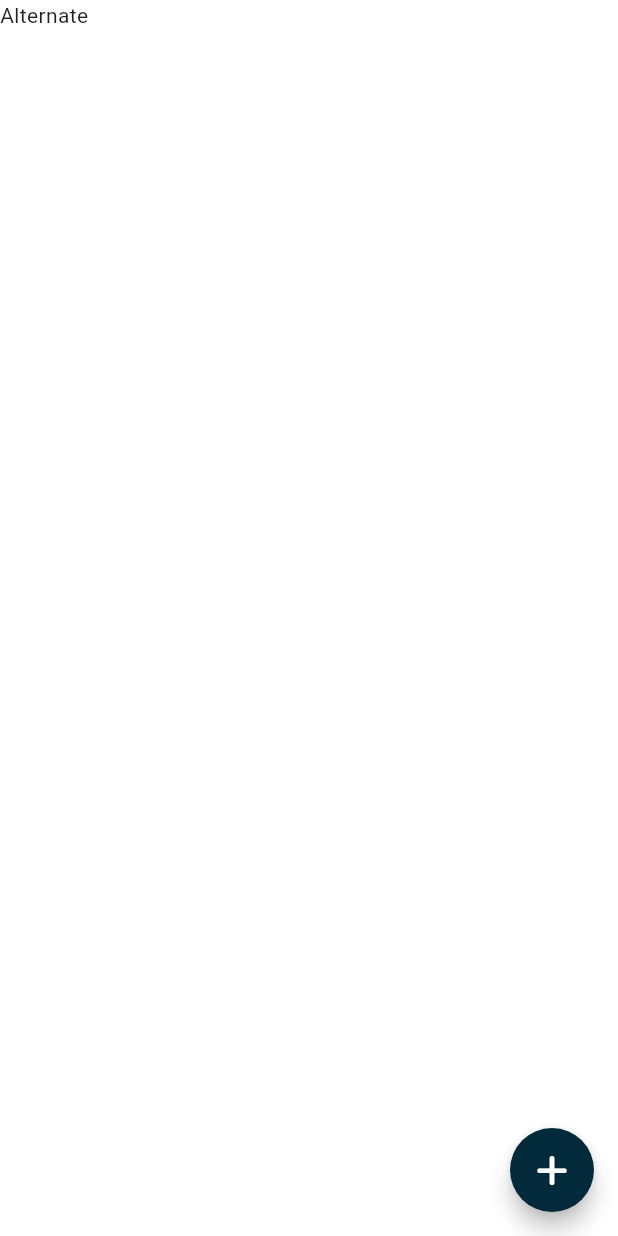
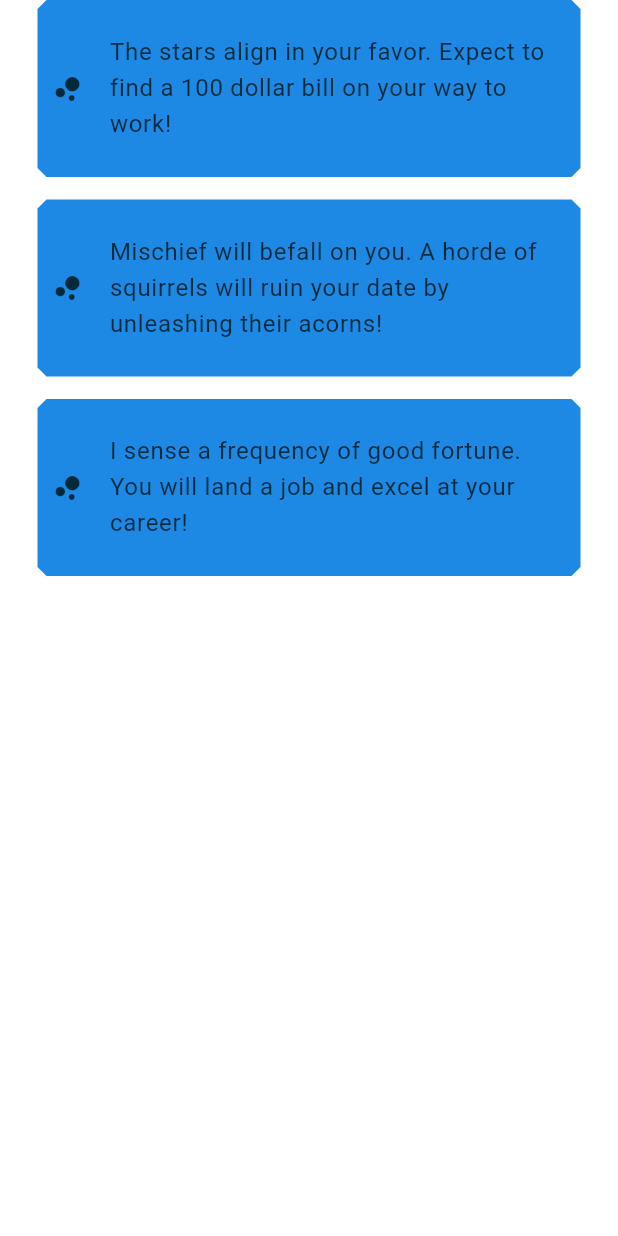
Before and after one commit to leoQuin3/flutter-fortune-teller, a Flutter app: the ScreenAlternate screen opened by its route, on a phone screen of 412 x 824 dp. Run offline on Flutter 3.47's test engine with Material 3 defaults, Android fonts, the phone set to English and light mode, and no system bars; our stand-ins replace cloud_firestore, firebase_auth, firebase_core, firebase_storage, flutter_riverpod, flutter_secure_storage and 8 more; accounts and stored records are empty; generated files the repository leaves out were written again.

Commit message:
Added fortune and fortune_list_item dart files. Repurposed screen_alternate to show list of fortunes.

```diff
--- a/lib/main.dart
+++ b/lib/main.dart
@@ -126,7 +126,6 @@ class _MyAppState extends State<MyApp> {
         builder: (BuildContext context, GoRouterState state) => ScreenHome(),
       ),
       // Saved Fortunes
-      // TODO: Create Saved Fortunes screen and put them here.
       GoRoute(
         path: ScreenAlternate.routeName,
         builder: (BuildContext context, GoRouterState state) =>
--- /dev/null
+++ b/lib/models/fortune.dart
@@ -0,0 +1,10 @@
+// ************************************
+// Data model for an individual fortune
+// ************************************
+enum FortuneType {GOOD_LUCK, BAD_LUCK}
+
+class Fortune {
+  const Fortune({required this.text, required this.type});
+  final String text;
+  final FortuneType type;
+}
--- a/lib/screens/general/screen_alternate.dart
+++ b/lib/screens/general/screen_alternate.dart
@@ -21,9 +21,13 @@ import 'package:flutter/material.dart';
 // App relative file imports
 import '../../util/message_display/snackbar.dart';
 
-//////////////////////////////////////////////////////////////////////////
-// StateFUL widget which manages state. Simply initializes the state object.
-//////////////////////////////////////////////////////////////////////////
+// Custom file imports
+import 'package:csc322_starter_app/models/fortune.dart';
+import 'package:csc322_starter_app/widgets/general/fortune_list_item.dart';
+
+// ***************************************************
+// Show list of all fortunes saved
+// ***************************************************
 class ScreenAlternate extends ConsumerStatefulWidget {
   static const routeName = '/alternative';
 
@@ -66,16 +70,52 @@ class _ScreenAlternateState extends ConsumerState<ScreenAlternate> {
   //////////////////////////////////////////////////////////////////////////
   @override
   Widget build(BuildContext context) {
-    // Return the scaffold
+    //DEBUG: Test list. Replace with list with Fortune objects pulled from database
+    var fortuneList = [
+      Fortune(
+        text:
+            'The stars align in your favor. Expect to find a 100 dollar bill on your way to work!',
+        type: FortuneType.GOOD_LUCK,
+      ),
+      Fortune(
+        text:
+            'Mischief will befall on you. A horde of squirrels will ruin your date by unleashing their acorns!',
+        type: FortuneType.BAD_LUCK,
+      ),
+      Fortune(
+        text:
+            'I sense a frequency of good fortune. You will land a job and excel at your career!',
+        type: FortuneType.BAD_LUCK,
+      ),
+    ];
+
     return Scaffold(
-      floatingActionButton: FloatingActionButton(
-        shape: ShapeBorder.lerp(CircleBorder(), StadiumBorder(), 0.5),
-        onPressed: () => Snackbar.show(
-            SnackbarDisplayType.SB_INFO, 'You clicked the floating button on the alternate screen!', context),
-        splashColor: Theme.of(context).primaryColor,
-        child: Icon(FontAwesomeIcons.plus),
+      // TODO: Remove action button
+      // floatingActionButton: FloatingActionButton(
+      //   shape: ShapeBorder.lerp(CircleBorder(), StadiumBorder(), 0.5),
+      //   onPressed: () => Snackbar.show(
+      //       SnackbarDisplayType.SB_INFO, 'You clicked the floating button on the alternate screen!', context),
+      //   splashColor: Theme.of(context).primaryColor,
+      //   child: Icon(FontAwesomeIcons.plus),
+      // ),
+
+      // ****************************************************
+      // Show list of all fortunes saved to and from database
+      // ****************************************************
+      body: Expanded(
+        child: ListView.builder(
+          itemCount: fortuneList.length,
+          itemBuilder: (context, index) => Column(
+            children: [
+              Padding(
+                padding: const EdgeInsets.symmetric(horizontal: 25),
+                child: FortuneListItem(text: fortuneList[index].text),
+              ),
+              SizedBox(height: 15)
+            ],
+          ),
+        ),
       ),
-      body: Text('Alternate'),
     );
   }
 }
--- a/lib/screens/general/screen_home.dart
+++ b/lib/screens/general/screen_home.dart
@@ -194,6 +194,7 @@ class _ScreenHomeState extends ConsumerState<ScreenHome> {
             // ***************
             // Tell a fortune
             // ***************
+            // FIXME: Fortune gets erased when switching out of screen. Maybe use providers to store previous fortune
             ElevatedButton(
               child: Text(
                 'Tell me a fortune.',
--- /dev/null
+++ b/lib/widgets/general/fortune_list_item.dart
@@ -0,0 +1,21 @@
+import 'package:flutter/material.dart';
+
+
+// ***********************************************
+// An individual fortune to be displayed on screen
+// ***********************************************
+class FortuneListItem extends ListTile {
+  const FortuneListItem({super.key, required this.text});
+  final String text;
+
+  @override
+  Widget build(BuildContext context) {
+    return ListTile(
+      title: Text('$text'),
+      leading: Icon(Icons.bubble_chart),
+      tileColor: Colors.blue[600],
+      contentPadding: EdgeInsets.symmetric(vertical: 15, horizontal: 8),
+      shape: BeveledRectangleBorder(borderRadius: BorderRadius.circular(6)),
+    );
+  }
+}
--- a/lib/widgets/navigation/widget_primary_scaffold.dart
+++ b/lib/widgets/navigation/widget_primary_scaffold.dart
@@ -52,7 +52,6 @@ class WidgetPrimaryScaffold extends ConsumerStatefulWidget {
 class _WidgetPrimaryScaffoldState extends ConsumerState<WidgetPrimaryScaffold> {
   // The "instance variables" managed in this state
   var _isInit = true;
-  // int _currentTabIndex = 0;
   late Image shareImageFocus;
   late Image shareImageLightUnfocused;
   late Image shareImageDarkUnfocused;
@@ -132,8 +131,10 @@ class _WidgetPrimaryScaffoldState extends ConsumerState<WidgetPrimaryScaffold> {
   // screen to display.
   ////////////////////////////////////////////////////////////////
   Widget _getScreenToDisplay(int currentTabIndex) {
+    // Show main screen
     if (currentTabIndex == BottomNavSelection.HOME_SCREEN.index)
       return ScreenHome();
+    // Show saved fortunes
     else if (currentTabIndex == BottomNavSelection.ALTERNATE_SCREEN.index)
       return ScreenAlternate();
     else
@@ -148,7 +149,7 @@ class _WidgetPrimaryScaffoldState extends ConsumerState<WidgetPrimaryScaffold> {
     if (currentTabIndex == BottomNavSelection.HOME_SCREEN.index)
       return Text("Home");
     else
-      return Text("Alternate");
+      return Text("Saved Fortunes");
   }
 
   ////////////////////////////////////////////////////////////////
```
Also changed, not shown: lib/widgets/navigation/widget_app_drawer.dart (+3 -15 lines).
